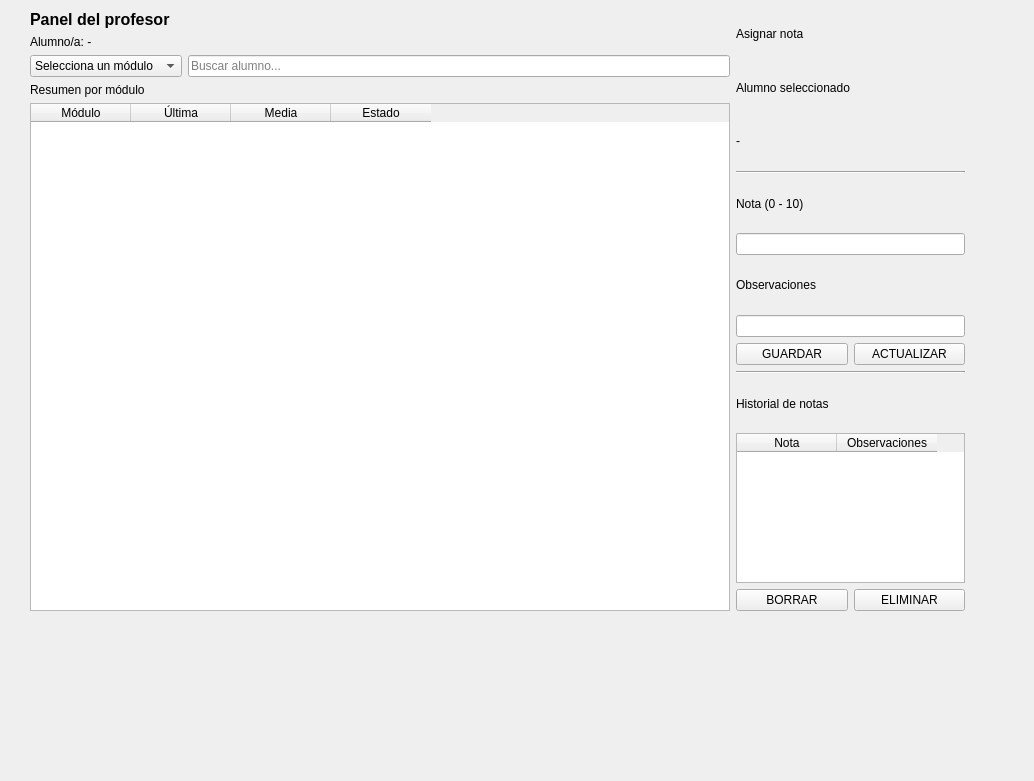
Old version of the form ui/teacher-view.ui in the repository ValkoinenKissa/PySide6-SQLAlchemy-StudentGrades.
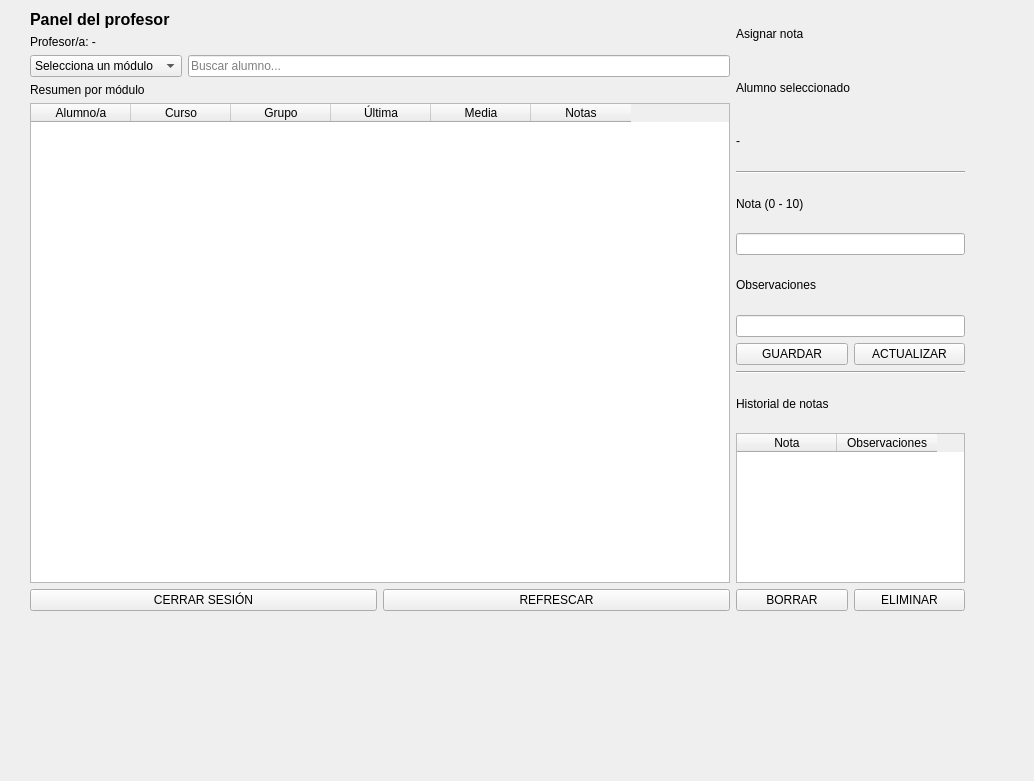
New version of the form.

What changed in the file:
```diff
--- a/ui/teacher-view.ui
+++ b/ui/teacher-view.ui
@@ -48,7 +48,7 @@
       <item>
        <widget class="QLabel" name="lblSelectedStudent">
         <property name="text">
-         <string>Alumno/a: -</string>
+         <string>Profesor/a: -</string>
         </property>
        </widget>
       </item>
@@ -94,11 +94,21 @@
          </size>
         </property>
         <property name="columnCount">
-         <number>4</number>
+         <number>6</number>
         </property>
         <column>
          <property name="text">
-          <string>Módulo</string>
+          <string>Alumno/a</string>
+         </property>
+        </column>
+        <column>
+         <property name="text">
+          <string>Curso</string>
+         </property>
+        </column>
+        <column>
+         <property name="text">
+          <string>Grupo</string>
          </property>
         </column>
         <column>
@@ -113,11 +123,29 @@
         </column>
         <column>
          <property name="text">
-          <string>Estado</string>
+          <string>Notas</string>
          </property>
         </column>
        </widget>
       </item>
+      <item>
+       <layout class="QHBoxLayout" name="horizontalLayout">
+        <item>
+         <widget class="QPushButton" name="btnLogout">
+          <property name="text">
+           <string>CERRAR SESIÓN</string>
+          </property>
+         </widget>
+        </item>
+        <item>
+         <widget class="QPushButton" name="btnRefresh">
+          <property name="text">
+           <string>REFRESCAR</string>
+          </property>
+         </widget>
+        </item>
+       </layout>
+      </item>
      </layout>
     </item>
     <item>
```
